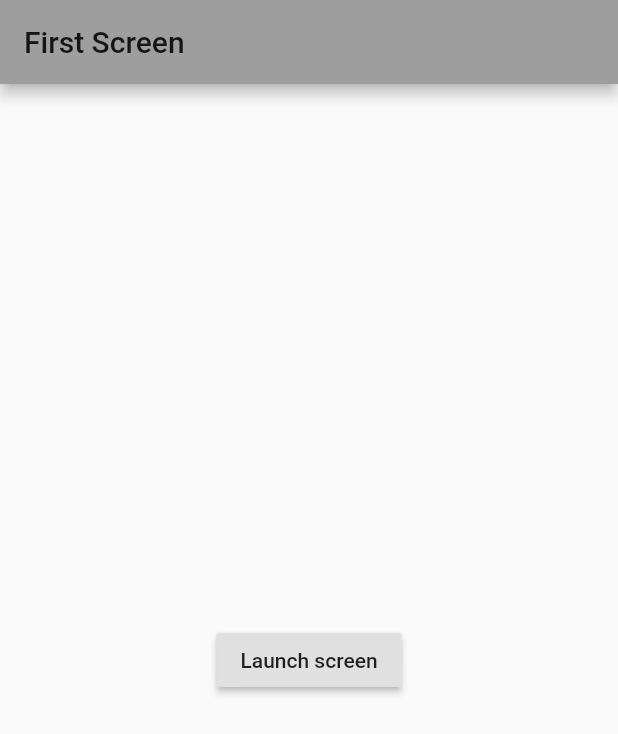
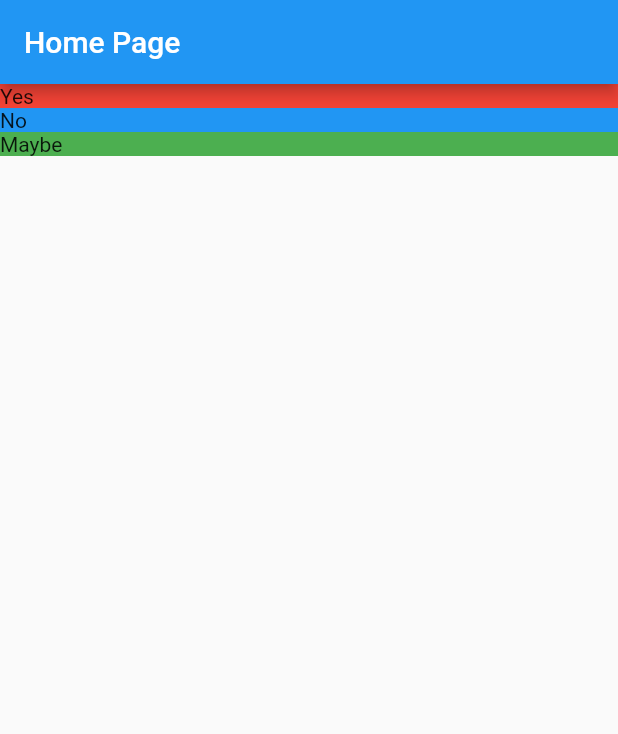
Before and after one commit to jfordnose64/first, a Flutter app: the screen it shows after launch, on a phone screen of 412 x 824 dp. Shown: the top 734 px of the screen. Run offline on Flutter 3.47's test engine with Material 2 defaults, Android fonts, the phone set to English and light mode, and no system bars.

Commit message:
working on views and containers

```diff
--- /dev/null
+++ b/lib/Views/home.dart
@@ -0,0 +1,29 @@
+import 'package:flutter/material.dart';
+
+class Home extends StatelessWidget {
+  @override
+  Widget build(BuildContext context) {
+    return Scaffold(
+        appBar: AppBar(
+          title: Text('Home Page'),
+        ),
+        body: Column(
+          mainAxisAlignment: MainAxisAlignment.start,
+          crossAxisAlignment: CrossAxisAlignment.stretch,
+          children: <Widget>[
+            Container(
+              decoration: BoxDecoration(color: Colors.red),
+              child: Text('Yes'),
+            ),
+            Container(
+              decoration: BoxDecoration(color: Colors.blue),
+              child: Text('No'),
+            ),
+            Container(
+              decoration: BoxDecoration(color: Colors.green),
+              child: Text('Maybe'),
+            ),
+          ],
+        ));
+  }
+}
--- /dev/null
+++ b/lib/app.dart
@@ -0,0 +1,11 @@
+import 'package:first/Views/home.dart';
+import 'package:flutter/material.dart';
+
+class App extends StatelessWidget {
+  @override
+  Widget build(BuildContext context) {
+    return MaterialApp(
+      home: Home(),
+    );
+  }
+}
```
Also changed, not shown: lib/main.dart (+21 -12 lines), 3 other files.
